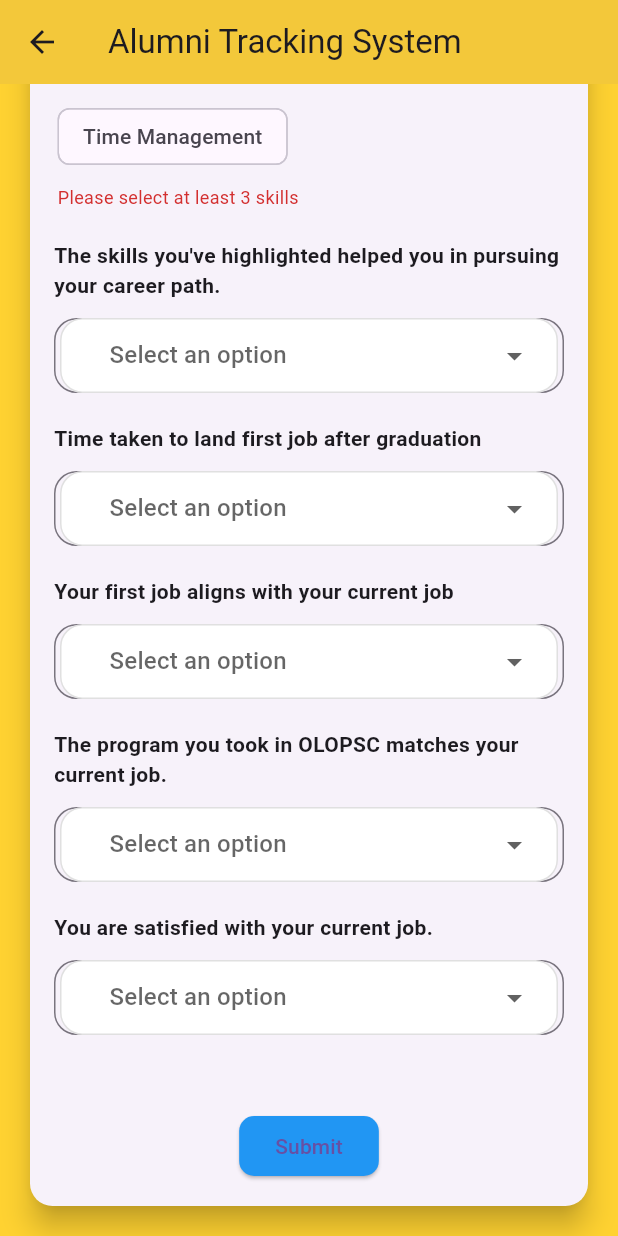
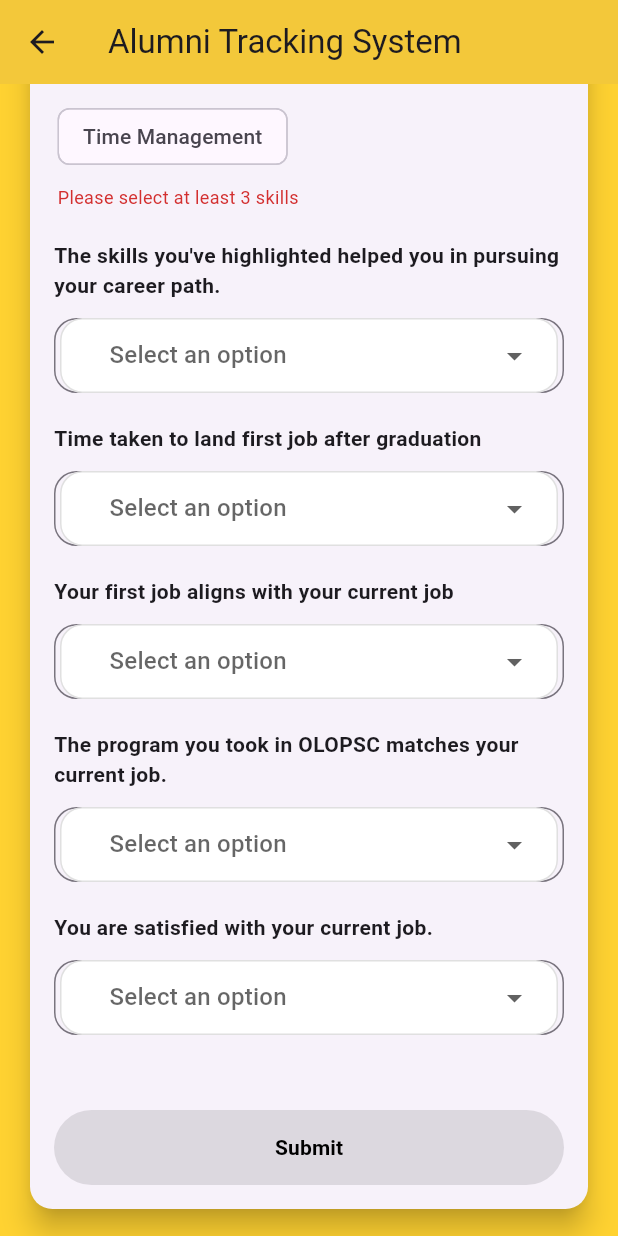
Before and after one commit to rammne/oats-forms, a Flutter app: the AlumniTrackingForm screen opened directly with empty values, scrolled down 289 dp, on a phone screen of 412 x 824 dp. Run offline on Flutter 3.47's test engine with Material 3 defaults, Android fonts, the phone set to English and light mode, and no system bars; our stand-ins replace animated_text_kit, cloud_firestore, dropdown_button2, firebase_core; accounts and stored records are empty; network calls fail; statements that could not run were skipped.

Commit message:
updated question page

```diff
--- a/lib/pages/questions_page_desktop.dart
+++ b/lib/pages/questions_page_desktop.dart
@@ -454,20 +454,24 @@ class _AlumniTrackingFormState extends State<AlumniTrackingForm> {
                       ],
                       const SizedBox(height: 30),
                       ElevatedButton(
-                        onPressed: _isSubmitting ? null : _submitForm,
-                        style: ElevatedButton.styleFrom(
-                          backgroundColor: Colors.blue,
-                          shape: RoundedRectangleBorder(
-                            borderRadius: BorderRadius.circular(10),
+                    onPressed: _selectedSkillsCount >= _kMinSkillSelections &&
+                            !_isSubmitting
+                        ? _submitForm
+                        : null,
+                    style: ElevatedButton.styleFrom(
+                      backgroundColor: Colors.blue[300],
+                      minimumSize: const Size(double.infinity, 50),
+                    ),
+                    child: _isSubmitting
+                        ? const CircularProgressIndicator(color: Colors.white)
+                        : const Text(
+                            'Submit',
+                            style: TextStyle(
+                              color: Colors.black,
+                              fontWeight: FontWeight.bold,
+                            ),
                           ),
-                        ),
-                        child: _isSubmitting
-                            ? const CircularProgressIndicator(
-                                valueColor:
-                                    AlwaysStoppedAnimation<Color>(Colors.white),
-                              )
-                            : const Text('Submit'),
-                      ),
+                  ),
                     ],
                   ),
                 ),
```
